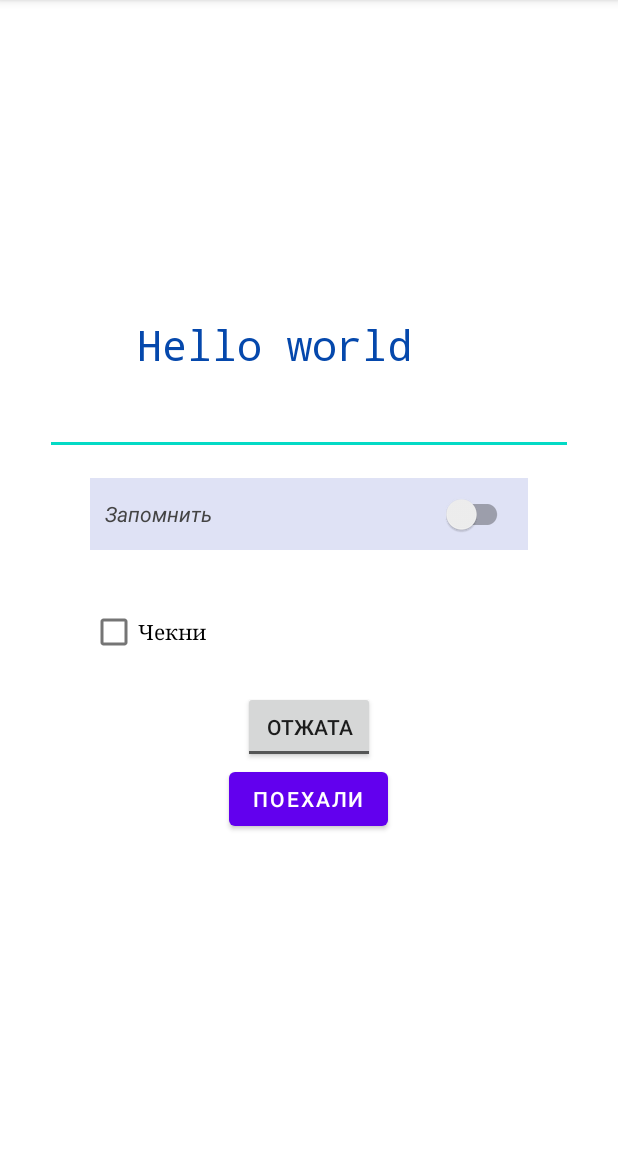
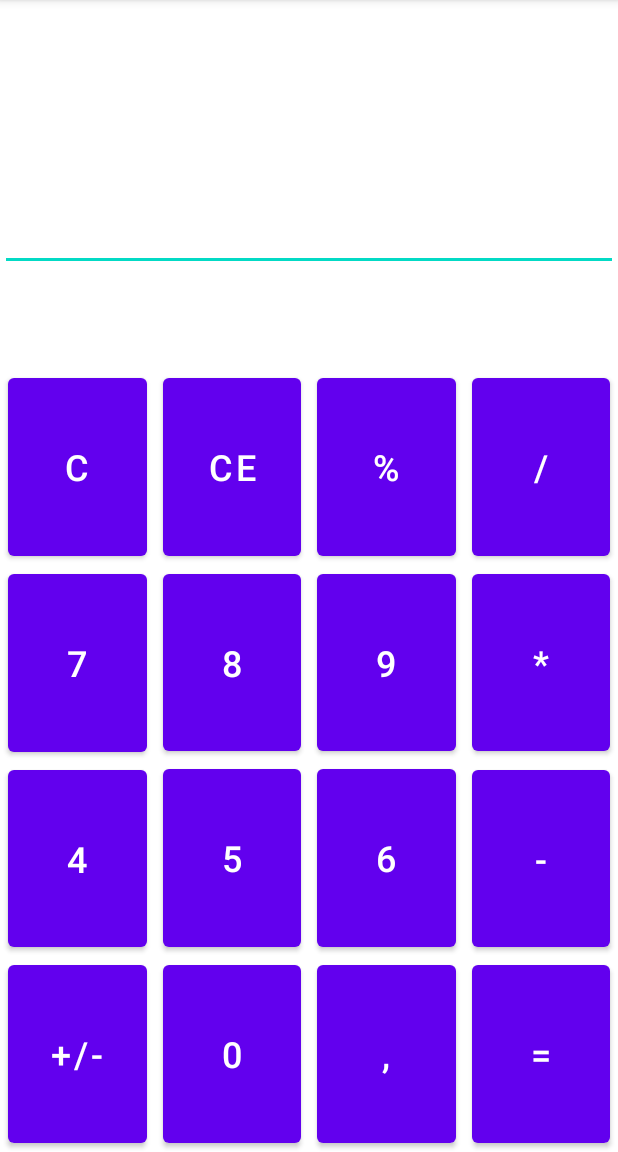
Before and after one commit to 23err/AndroidJavaLessons, an Android app: the screen it shows after launch (MainActivity), on a phone screen of 412 x 824 dp, the part 84-1236 px from its top. Run offline under Robolectric (Android 15) with nearby library versions, the phone set to English and light mode, and no system bars; 2 statements that could not run were skipped.

Commit message:
закончен макет с расположением кнопок

```diff
--- a/app/src/main/res/layout/activity_main.xml
+++ b/app/src/main/res/layout/activity_main.xml
@@ -1,69 +1,10 @@
 <?xml version="1.0" encoding="utf-8"?>
-<LinearLayout xmlns:android="http://schemas.android.com/apk/res/android"
-    xmlns:app="http://schemas.android.com/apk/res-auto"
-    xmlns:tools="http://schemas.android.com/tools"
+<FrameLayout android:layout_height="match_parent"
     android:layout_width="match_parent"
-    android:layout_height="match_parent"
-    android:gravity="center_horizontal|center_vertical"
-    android:orientation="vertical"
-    android:padding="30dp"
-    tools:context=".MainActivity">
+    xmlns:android="http://schemas.android.com/apk/res/android">
 
-    <TextView
-        android:layout_width="wrap_content"
-        android:layout_height="wrap_content"
-        android:ems="7"
-        android:fontFamily="monospace"
-        android:text="@string/hello_world"
-        android:textColor="@color/main_color"
-        android:textSize="28sp" />
-
-    <EditText
+    <include
         android:layout_width="match_parent"
-        android:layout_height="wrap_content"
-        android:layout_marginTop="10dp"
-        android:fontFamily="serif"
-        android:inputType="text"
-        android:textColor="@color/second_main_color"
-        android:textColorHighlight="@color/purple_200"
-        android:textStyle="italic"
-        android:tooltipText="@string/somethings"
-        tools:text="something text" />
-
-    <androidx.appcompat.widget.SwitchCompat
-        android:layout_width="match_parent"
-        android:layout_height="wrap_content"
-        android:layout_gravity="end"
-        android:layout_marginHorizontal="30dp"
-        android:layout_marginVertical="15dp"
-        android:textStyle="italic"
-        android:padding="10dp"
-        android:textColor="@color/gray_4"
-        android:background="@color/blue_gray"
-        android:text="@string/remember" />
-
-    <CheckBox
-        android:layout_width="match_parent"
-        android:layout_height="wrap_content"
-        android:background="@drawable/white_rect"
-        android:layout_marginHorizontal="30dp"
-        android:layout_marginVertical="15dp"
-        android:fontFamily="serif"
-        android:text="@string/do_check" />
-
-    <ToggleButton
-        android:layout_width="wrap_content"
-        android:layout_height="wrap_content"
-        android:text="@string/toggle"
-        android:textOff="@string/unpushed"
-        android:textOn="@string/pushed" />
-
-
-    <Button
-        android:id="@+id/btn"
-        android:layout_width="wrap_content"
-        android:layout_height="wrap_content"
-        android:shadowColor="@color/black"
-        android:text="@string/GO" />
-
-</LinearLayout>
+        layout="@layout/activity_main_constraint"
+        android:layout_height="match_parent" />
+</FrameLayout>
--- a/app/src/main/res/layout/activity_main_constraint.xml
+++ b/app/src/main/res/layout/activity_main_constraint.xml
@@ -13,7 +13,7 @@
         android:layout_marginTop="100dp"
         android:gravity="end"
         android:paddingHorizontal="20dp"
-        android:paddingVertical="10dp"
+        android:paddingVertical="@dimen/btn_margin_horizontal"
         android:textSize="@dimen/edit_text_size"
         app:layout_constraintEnd_toEndOf="parent"
         app:layout_constraintHorizontal_bias="0.0"
@@ -26,199 +26,231 @@
         android:layout_width="wrap_content"
         android:layout_height="wrap_content"
         android:orientation="horizontal"
-        app:layout_constraintGuide_begin="270dp" />
+        app:layout_constraintGuide_begin="246dp" />
 
     <Button
         android:id="@+id/btnEqual"
-        android:layout_width="wrap_content"
+        android:layout_width="0dp"
         android:layout_height="0dp"
+        android:layout_marginStart="@dimen/btn_margin_horizontal"
+        android:layout_marginEnd="@dimen/btn_margin_horizontal"
         android:text="@string/equal"
+
         android:textSize="@dimen/btn_text_size"
         app:layout_constraintBottom_toBottomOf="parent"
         app:layout_constraintEnd_toEndOf="parent"
-
         app:layout_constraintStart_toEndOf="@+id/btnComma"
         app:layout_constraintTop_toBottomOf="@+id/btnMinus" />
 
     <Button
         android:id="@+id/btnFive"
-        android:layout_width="wrap_content"
+        android:layout_width="0dp"
         android:layout_height="0dp"
+        android:layout_marginStart="@dimen/btn_margin_horizontal"
+        android:layout_marginEnd="@dimen/btn_margin_horizontal"
         android:text="@string/_5"
+
         android:textSize="@dimen/btn_text_size"
         app:layout_constraintBottom_toTopOf="@+id/btnZero"
         app:layout_constraintEnd_toStartOf="@+id/btnSix"
-
         app:layout_constraintStart_toEndOf="@+id/btnFour"
         app:layout_constraintTop_toBottomOf="@+id/btnEight" />
 
     <Button
         android:id="@+id/btnSix"
-        android:layout_width="wrap_content"
+        android:layout_width="0dp"
         android:layout_height="0dp"
+        android:layout_marginStart="@dimen/btn_margin_horizontal"
+        android:layout_marginEnd="@dimen/btn_margin_horizontal"
         android:text="@string/_6"
+
         android:textSize="@dimen/btn_text_size"
         app:layout_constraintBottom_toTopOf="@+id/btnComma"
         app:layout_constraintEnd_toStartOf="@+id/btnMinus"
-
         app:layout_constraintStart_toEndOf="@+id/btnFive"
         app:layout_constraintTop_toBottomOf="@+id/btnNine" />
 
     <Button
         android:id="@+id/btnComma"
-        android:layout_width="wrap_content"
+        android:layout_width="0dp"
         android:layout_height="0dp"
+        android:layout_marginStart="@dimen/btn_margin_horizontal"
+        android:layout_marginEnd="@dimen/btn_margin_horizontal"
         android:text="@string/comma"
+
         android:textSize="@dimen/btn_text_size"
         app:layout_constraintBottom_toBottomOf="parent"
         app:layout_constraintEnd_toStartOf="@+id/btnEqual"
-
         app:layout_constraintStart_toEndOf="@+id/btnZero"
         app:layout_constraintTop_toBottomOf="@+id/btnSix" />
 
     <Button
         android:id="@+id/btnZero"
-        android:layout_width="wrap_content"
+        android:layout_width="0dp"
         android:layout_height="0dp"
+        android:layout_marginStart="@dimen/btn_margin_horizontal"
+        android:layout_marginEnd="@dimen/btn_margin_horizontal"
         android:text="@string/_0"
+
         android:textSize="@dimen/btn_text_size"
         app:layout_constraintBottom_toBottomOf="parent"
         app:layout_constraintEnd_toStartOf="@+id/btnComma"
-
         app:layout_constraintStart_toEndOf="@+id/btnPlusMinus"
         app:layout_constraintTop_toBottomOf="@+id/btnFive" />
 
     <Button
         android:id="@+id/btnMinus"
-        android:layout_width="wrap_content"
+        android:layout_width="0dp"
         android:layout_height="0dp"
+        android:layout_marginStart="@dimen/btn_margin_horizontal"
+        android:layout_marginEnd="@dimen/btn_margin_horizontal"
         android:text="@string/minus"
+
         android:textSize="@dimen/btn_text_size"
         app:layout_constraintBottom_toTopOf="@+id/btnEqual"
         app:layout_constraintEnd_toEndOf="parent"
-
         app:layout_constraintStart_toEndOf="@+id/btnSix"
         app:layout_constraintTop_toBottomOf="@+id/btnMultiply" />
 
     <Button
         android:id="@+id/btnDivide"
-        android:layout_width="wrap_content"
+        android:layout_width="0dp"
         android:layout_height="0dp"
+        android:layout_marginStart="@dimen/btn_margin_horizontal"
+        android:layout_marginEnd="@dimen/btn_margin_horizontal"
         android:text="@string/divide"
+
         android:textSize="@dimen/btn_text_size"
         app:layout_constraintBottom_toTopOf="@+id/btnMultiply"
         app:layout_constraintEnd_toEndOf="parent"
-
         app:layout_constraintStart_toEndOf="@+id/btnPercent"
         app:layout_constraintTop_toTopOf="@+id/guideline2" />
 
     <Button
         android:id="@+id/btnClear"
-        android:layout_width="wrap_content"
+        android:layout_width="0dp"
         android:layout_height="0dp"
+        android:layout_marginStart="@dimen/btn_margin_horizontal"
+        android:layout_marginEnd="@dimen/btn_margin_horizontal"
         android:text="@string/clear"
+
         android:textSize="@dimen/btn_text_size"
         app:layout_constraintBottom_toTopOf="@+id/btnEight"
         app:layout_constraintEnd_toStartOf="@+id/btnPercent"
-
         app:layout_constraintStart_toEndOf="@+id/btnClearAll"
         app:layout_constraintTop_toTopOf="@+id/guideline2" />
 
     <Button
         android:id="@+id/btnPercent"
-        android:layout_width="wrap_content"
+        android:layout_width="0dp"
         android:layout_height="0dp"
+        android:layout_marginStart="@dimen/btn_margin_horizontal"
+        android:layout_marginEnd="@dimen/btn_margin_horizontal"
         android:text="@string/percent"
+
         android:textSize="@dimen/btn_text_size"
         app:layout_constraintBottom_toTopOf="@+id/btnNine"
         app:layout_constraintEnd_toStartOf="@+id/btnDivide"
-
         app:layout_constraintStart_toEndOf="@+id/btnClear"
         app:layout_constraintTop_toTopOf="@+id/guideline2" />
 
 
     <Button
         android:id="@+id/btnClearAll"
-        android:layout_width="wrap_content"
+        android:layout_width="0dp"
         android:layout_height="0dp"
+        android:layout_marginStart="@dimen/btn_margin_horizontal"
+        android:layout_marginEnd="@dimen/btn_margin_horizontal"
+
         android:text="@string/clear_all"
+
         android:textSize="@dimen/btn_text_size"
         app:layout_constraintBottom_toTopOf="@+id/btnSeven"
-
         app:layout_constraintEnd_toStartOf="@+id/btnClear"
-
         app:layout_constraintStart_toStartOf="parent"
         app:layout_constraintTop_toTopOf="@+id/guideline2" />
 
     <Button
         android:id="@+id/btnSeven"
-        android:layout_width="wrap_content"
+        android:layout_width="0dp"
         android:layout_height="0dp"
         android:text="@string/_7"
+        android:textSize="@dimen/btn_text_size"
         app:layout_constraintBottom_toTopOf="@+id/btnFour"
+
         app:layout_constraintEnd_toStartOf="@+id/btnEight"
-
         app:layout_constraintStart_toStartOf="parent"
         app:layout_constraintTop_toBottomOf="@+id/btnClearAll"
-        android:textSize="@dimen/btn_text_size" />
+        android:layout_marginStart="@dimen/btn_margin_horizontal"
+        android:layout_marginEnd="@dimen/btn_margin_horizontal" />
 
     <Button
         android:id="@+id/btnPlusMinus"
-        android:layout_width="wrap_content"
+        android:layout_width="0dp"
         android:layout_height="0dp"
+        android:layout_marginStart="@dimen/btn_margin_horizontal"
+        android:layout_marginEnd="@dimen/btn_margin_horizontal"
         android:text="@string/plus_minus"
+
         android:textSize="@dimen/btn_text_size"
         app:layout_constraintBottom_toBottomOf="parent"
         app:layout_constraintEnd_toStartOf="@+id/btnZero"
-
         app:layout_constraintStart_toStartOf="parent"
         app:layout_constraintTop_toBottomOf="@+id/btnFour" />
 
     <Button
         android:id="@+id/btnFour"
-        android:layout_width="wrap_content"
+        android:layout_width="0dp"
         android:layout_height="0dp"
+        android:layout_marginStart="@dimen/btn_margin_horizontal"
+        android:layout_marginEnd="@dimen/btn_margin_horizontal"
         android:text="@string/_4"
+
         android:textSize="@dimen/btn_text_size"
         app:layout_constraintBottom_toTopOf="@+id/btnPlusMinus"
         app:layout_constraintEnd_toStartOf="@+id/btnFive"
-
         app:layout_constraintStart_toStartOf="parent"
         app:layout_constraintTop_toBottomOf="@+id/btnSeven" />
 
     <Button
         android:id="@+id/btnEight"
-        android:layout_width="wrap_content"
+        android:layout_width="0dp"
         android:layout_height="0dp"
+        android:layout_marginStart="@dimen/btn_margin_horizontal"
+        android:layout_marginEnd="@dimen/btn_margin_horizontal"
         android:text="@string/_8"
+
         android:textSize="@dimen/btn_text_size"
         app:layout_constraintBottom_toTopOf="@+id/btnFive"
         app:layout_constraintEnd_toStartOf="@+id/btnNine"
-
         app:layout_constraintStart_toEndOf="@+id/btnSeven"
         app:layout_constraintTop_toBottomOf="@+id/btnClear" />
 
     <Button
         android:id="@+id/btnNine"
-        android:layout_width="wrap_content"
+        android:layout_width="0dp"
         android:layout_height="0dp"
+        android:layout_marginStart="@dimen/btn_margin_horizontal"
+        android:layout_marginEnd="@dimen/btn_margin_horizontal"
         android:text="@string/_9"
+
         android:textSize="@dimen/btn_text_size"
         app:layout_constraintBottom_toTopOf="@+id/btnSix"
         app:layout_constraintEnd_toStartOf="@+id/btnMultiply"
-
         app:layout_constraintStart_toEndOf="@+id/btnEight"
         app:layout_constraintTop_toBottomOf="@+id/btnPercent" />
 
     <Button
         android:id="@+id/btnMultiply"
-        android:layout_width="wrap_content"
+        android:layout_width="0dp"
         android:layout_height="0dp"
+        android:layout_marginStart="@dimen/btn_margin_horizontal"
+        android:layout_marginEnd="@dimen/btn_margin_horizontal"
         android:text="@string/multiply"
+
         android:textSize="@dimen/btn_text_size"
         app:layout_constraintBottom_toTopOf="@+id/btnMinus"
         app:layout_constraintEnd_toEndOf="parent"
-
         app:layout_constraintStart_toEndOf="@+id/btnNine"
         app:layout_constraintTop_toBottomOf="@+id/btnDivide" />
 
--- a/app/src/main/res/values/dimens.xml
+++ b/app/src/main/res/values/dimens.xml
@@ -3,4 +3,5 @@
     <dimen name="text_size_btn">32sp</dimen>
     <dimen name="edit_text_size">52sp</dimen>
     <dimen name="btn_text_size">24sp</dimen>
+    <dimen name="btn_margin_horizontal">5dp</dimen>
 </resources>
```
